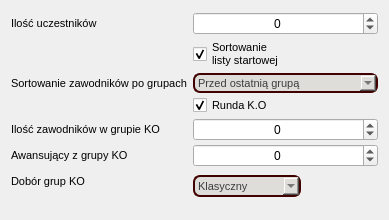
The window that source/UI/EditorWidgets/RoundInfoEditorWidget.ui (KonradKrol/sj-sim) describes before a commit, drawn with Qt 5.
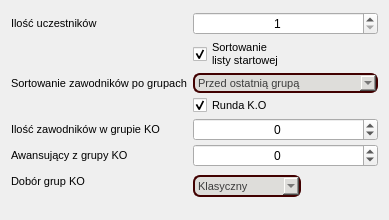
The same window after the commit. Icons and pictures are not drawn.

Patch:
```diff
--- a/source/UI/EditorWidgets/RoundInfoEditorWidget.ui
+++ b/source/UI/EditorWidgets/RoundInfoEditorWidget.ui
@@ -57,7 +57,7 @@
         <set>Qt::AlignCenter</set>
        </property>
        <property name="minimum">
-        <number>-1</number>
+        <number>1</number>
        </property>
        <property name="maximum">
         <number>1000000</number>
```
